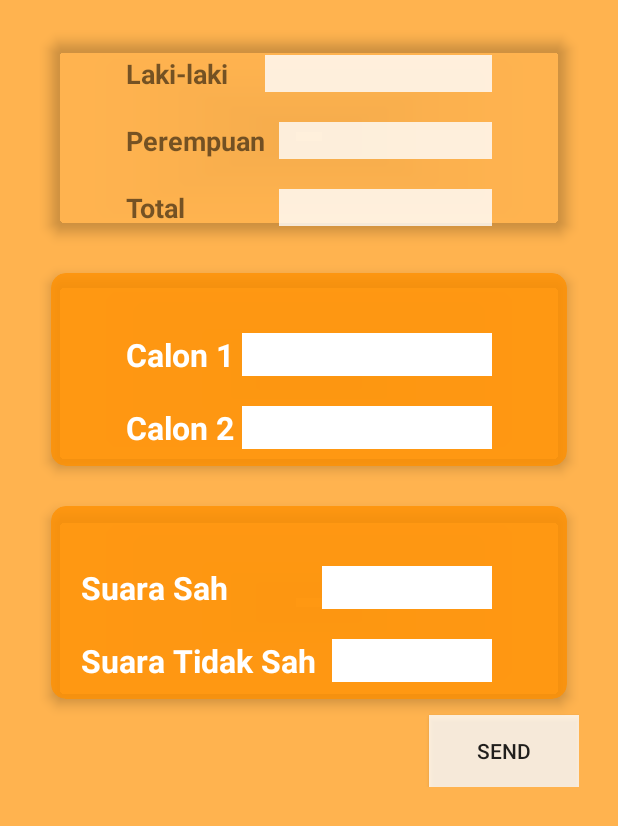
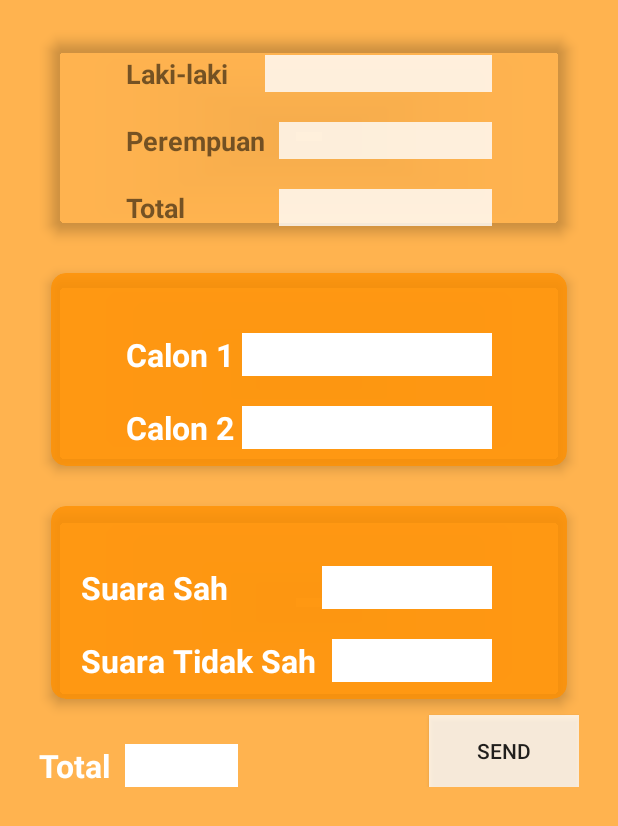
Before and after one commit to YosuaSandy/count, an Android app: the layout content_keterangan.xml on its own in the app's theme, with its tools: preview values and no code run, on a phone screen of 412 x 824 dp. Shown: the top 826 px of the screen. Run offline under Robolectric (Android 15) with nearby library versions, the light colour scheme and no system bars; network calls fail.

Commit message:
Percobaan memasukan data ke aplikasi

```diff
--- a/app/src/main/res/layout/content_keterangan.xml
+++ b/app/src/main/res/layout/content_keterangan.xml
@@ -303,6 +303,33 @@
             android:clickable="false"
             />
 
+        <TextView
+            android:layout_height="wrap_content"
+            android:layout_width="wrap_content"
+            android:textStyle="bold"
+            android:text="Total "
+            android:textSize="21dp"
+            android:textColor="@color/white"
+            android:id="@+id/textlabeltotal"
+            android:layout_alignParentBottom="true"
+            android:layout_alignParentLeft="true"
+            />
+
+        <TextView
+            android:id="@+id/edtlabeltotal"
+            android:layout_height="wrap_content"
+            android:layout_width="75dp"
+            android:textSize="21dp"
+            android:layout_marginLeft="57dp"
+            android:singleLine="true"
+            android:layout_toRightOf="@+id/textlabeltotal"
+            android:background="@color/white"
+            android:layout_alignParentBottom="true"
+            android:layout_alignParentLeft="true"
+
+
+            />
+
         <!--<Button-->
             <!--style="?android:attr/buttonStyleSmall"-->
             <!--android:layout_width="100dp"-->
```
Also changed, not shown: app/src/main/res/layout/navigationbar.xml (added, +24 -0 lines), app/src/main/res/menu/menubar.xml (+5 -5 lines), 57 other files.
